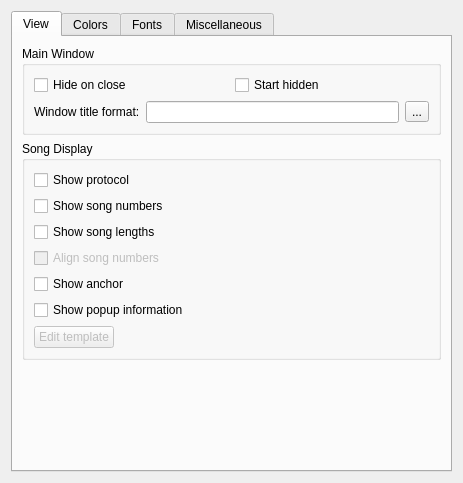
The window that qmmp-plugin-pack/src/Ui/qsui/forms/qsuisettings.ui (djdron/qmmp) describes before a commit, drawn with Qt 5.
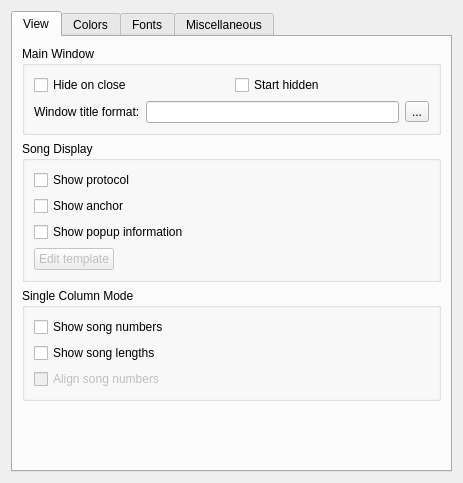
The same window after the commit. Custom widgets are drawn as their Qt base class.

Commit message: qsui: fixed settings

Diff of the .ui file:
```diff
--- a/qmmp-plugin-pack/src/Ui/qsui/forms/qsuisettings.ui
+++ b/qmmp-plugin-pack/src/Ui/qsui/forms/qsuisettings.ui
@@ -23,7 +23,7 @@
       <attribute name="title">
        <string>View</string>
       </attribute>
-      <layout class="QVBoxLayout" name="verticalLayout">
+      <layout class="QVBoxLayout" name="verticalLayout_5">
        <item>
         <widget class="QGroupBox" name="groupBox">
          <property name="title">
@@ -81,30 +81,6 @@
             </property>
            </widget>
           </item>
-          <item>
-           <widget class="QCheckBox" name="numbersCheckBox">
-            <property name="text">
-             <string>Show song numbers</string>
-            </property>
-           </widget>
-          </item>
-          <item>
-           <widget class="QCheckBox" name="lengthsCheckBox">
-            <property name="text">
-             <string>Show song lengths</string>
-            </property>
-           </widget>
-          </item>
-          <item>
-           <widget class="QCheckBox" name="alignCheckBox">
-            <property name="enabled">
-             <bool>false</bool>
-            </property>
-            <property name="text">
-             <string>Align song numbers</string>
-            </property>
-           </widget>
-          </item>
           <item>
            <widget class="QCheckBox" name="anchorCheckBox">
             <property name="text">
@@ -149,6 +125,39 @@
          </layout>
         </widget>
        </item>
+       <item>
+        <widget class="QGroupBox" name="groupBox_6">
+         <property name="title">
+          <string>Single Column Mode</string>
+         </property>
+         <layout class="QVBoxLayout" name="verticalLayout">
+          <item>
+           <widget class="QCheckBox" name="numbersCheckBox">
+            <property name="text">
+             <string>Show song numbers</string>
+            </property>
+           </widget>
+          </item>
+          <item>
+           <widget class="QCheckBox" name="lengthsCheckBox">
+            <property name="text">
+             <string>Show song lengths</string>
+            </property>
+           </widget>
+          </item>
+          <item>
+           <widget class="QCheckBox" name="alignCheckBox">
+            <property name="enabled">
+             <bool>false</bool>
+            </property>
+            <property name="text">
+             <string>Align song numbers</string>
+            </property>
+           </widget>
+          </item>
+         </layout>
+        </widget>
+       </item>
        <item>
         <spacer name="verticalSpacer">
          <property name="orientation">
```
